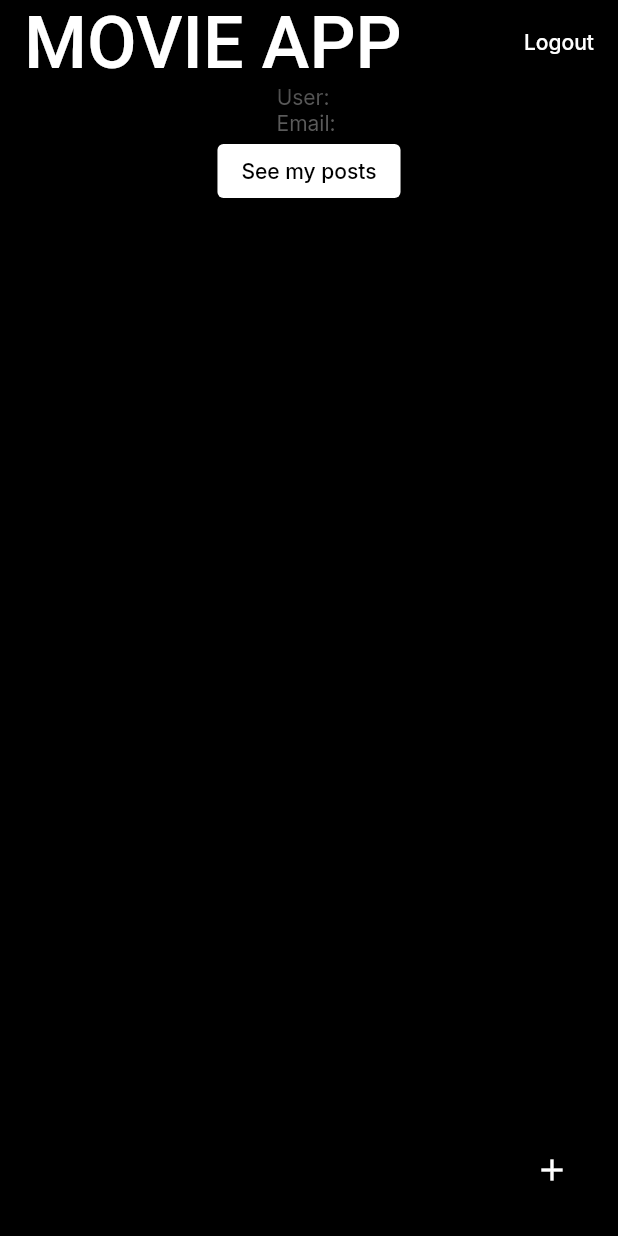
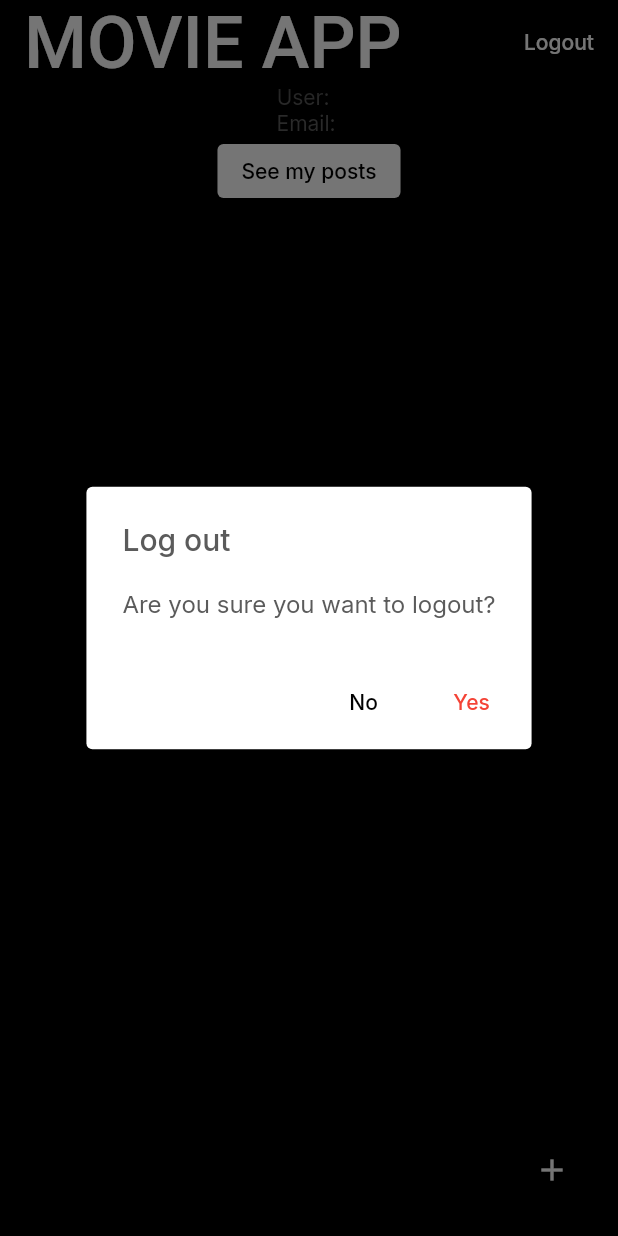
Before and after one commit to alanyu108/flutter-movie-app, a Flutter app: the screen it shows once a user with an empty profile is signed in, after a tap on "Logout", on a phone screen of 412 x 824 dp. Run offline on Flutter 3.47's test engine with Material 2 defaults, Android fonts, the phone set to English and light mode, and no system bars; our stand-ins replace firebase_auth, firebase_core, firebase_database, google_fonts, google_sign_in, image_picker; accounts and stored records are empty.

Commit message:
added a comfirm dialog box when user logs out

```diff
--- a/movie_app/lib/screens/userScreen.dart
+++ b/movie_app/lib/screens/userScreen.dart
@@ -16,7 +16,7 @@ class userScreen extends StatelessWidget {
     return ChangeNotifierProvider(
         create: (context) => GoogleSignInProvider(context: context),
         child: Consumer<GoogleSignInProvider>(
-          builder: (context, value, child) => Scaffold(
+          builder: (googleContext, value, child) => Scaffold(
             appBar: AppBar(
               title: Text("MOVIE APP",
                   textAlign: TextAlign.left,
@@ -28,10 +28,43 @@ class userScreen extends StatelessWidget {
               actions: [
                 ElevatedButton(
                     onPressed: () {
-                      final provider = Provider.of<GoogleSignInProvider>(
-                          context,
-                          listen: false);
-                      provider.googleLogout();
+                      showDialog(
+                        context: context,
+                        barrierDismissible: true,
+                        builder: (BuildContext context) {
+                          return AlertDialog(
+                            title: const Text("Log out"),
+                            content:
+                                const Text("Are you sure you want to logout?"),
+                            actions: [
+                              TextButton(
+                                child: const Text(
+                                  "No",
+                                  style: TextStyle(color: Colors.black),
+                                ),
+                                onPressed: () {
+                                  Navigator.pop(context);
+                                },
+                              ),
+                              TextButton(
+                                child: const Text(
+                                  "Yes",
+                                  style: TextStyle(color: Colors.red),
+                                ),
+                                onPressed: () {
+                                  final provider =
+                                      Provider.of<GoogleSignInProvider>(
+                                          googleContext,
+                                          listen: false);
+                                  provider.googleLogout();
+                                  Navigator.pushNamedAndRemoveUntil(context,
+                                      "/", (Route<dynamic> route) => false);
+                                },
+                              ),
+                            ],
+                          );
+                        },
+                      );
                     },
                     child: const Text("Logout"))
               ],
```
